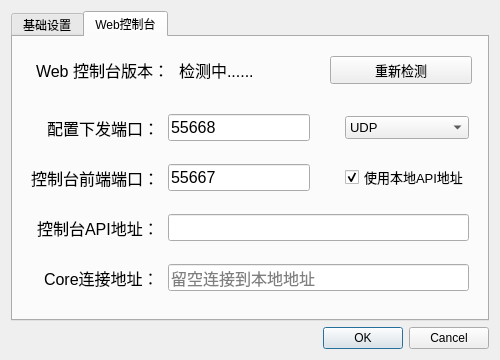
This is Qt_UI/setting.ui in myqfeng/qt-easy-tier as Qt 5 draws it before an edit. The edited form follows.
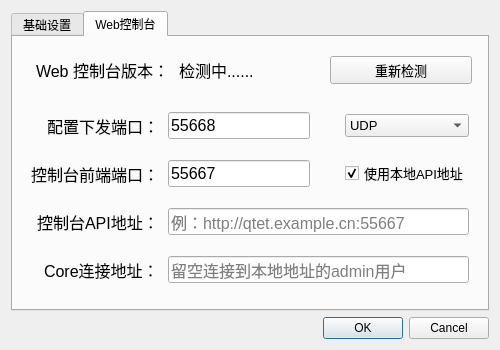
This is the edited form. The open tabs and pages were chosen to show the change. Icons and pictures are not drawn.

The edit to the form file:
```diff
--- a/Qt_UI/setting.ui
+++ b/Qt_UI/setting.ui
@@ -7,13 +7,13 @@
     <x>0</x>
     <y>0</y>
     <width>500</width>
-    <height>360</height>
+    <height>350</height>
    </rect>
   </property>
   <property name="minimumSize">
    <size>
     <width>500</width>
-    <height>360</height>
+    <height>350</height>
    </size>
   </property>
   <property name="windowTitle">
@@ -506,6 +506,9 @@
               <pointsize>12</pointsize>
              </font>
             </property>
+            <property name="placeholderText">
+             <string>例：http://qtet.example.cn:55667</string>
+            </property>
            </widget>
           </item>
           <item row="0" column="1" alignment="Qt::AlignmentFlag::AlignRight">
@@ -603,7 +606,7 @@
              <string/>
             </property>
             <property name="placeholderText">
-             <string>留空连接到本地地址</string>
+             <string>留空连接到本地地址的admin用户</string>
             </property>
            </widget>
           </item>
```
Left out of the diff: 8 changed lines with no effect on the pictures.
